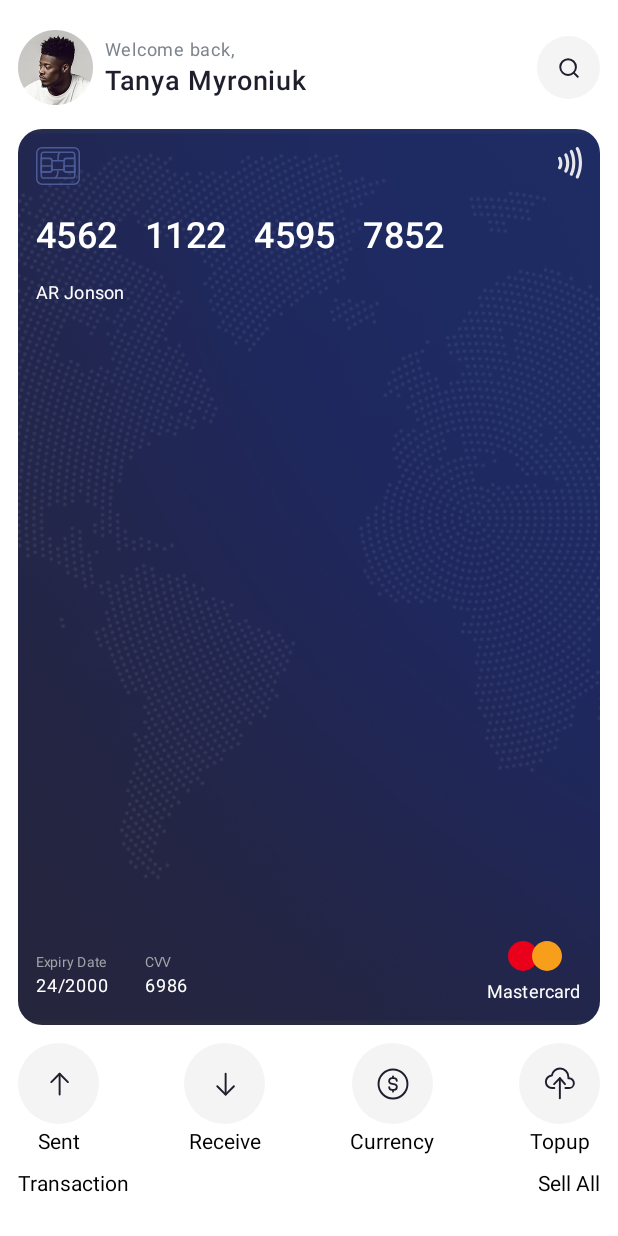
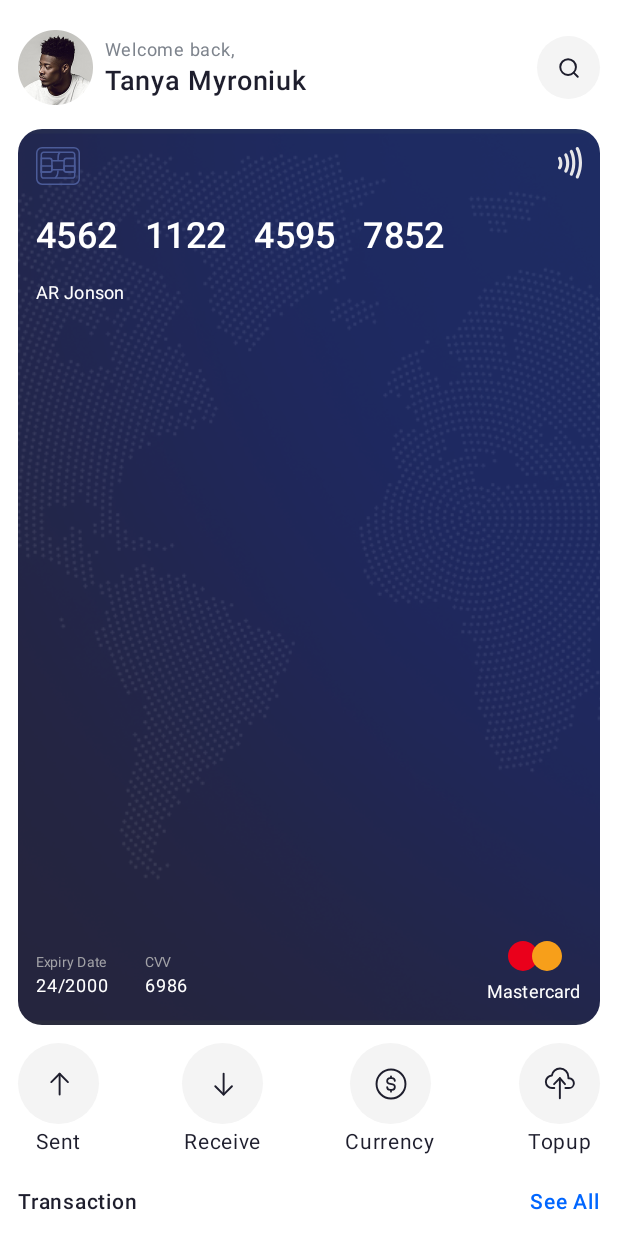
Before and after one commit to PNThanggg/JetpackCompose, an Android app built with Jetpack Compose: the @Preview function HomeScreen, on a phone screen of 412 x 824 dp. Run offline under Robolectric (Android 15) with nearby library versions, the phone set to English and light mode, and no system bars.

Commit message:
:zap: Refactor: Migrate to Multi-Activity and Update Navigation

```diff
--- /dev/null
+++ b/Apps/BankPick/src/main/java/jc/app/bank_pick/activity/authentication/AuthenticationActivity.kt
@@ -0,0 +1,5 @@
+package jc.app.bank_pick.activity.authentication
+
+import androidx.activity.ComponentActivity
+
+class AuthenticationActivity : ComponentActivity() {}
--- a/Apps/BankPick/src/main/java/jc/app/bank_pick/screen/intro/IntroScreen.kt
+++ b/Apps/BankPick/src/main/java/jc/app/bank_pick/activity/intro/IntroScreen.kt
@@ -1,4 +1,4 @@
-package jc.app.bank_pick.screen.intro
+package jc.app.bank_pick.activity.intro
 
 import androidx.compose.foundation.Image
 import androidx.compose.foundation.layout.Arrangement
@@ -25,7 +25,7 @@ import androidx.compose.ui.unit.dp
 
 @Composable
 fun IntroScreen(
-    modifier: Modifier = Modifier, onClick: () -> Unit = {}
+    modifier: Modifier = Modifier,
 ) {
     val pages = listOf(
         OnBoardingPage.First, OnBoardingPage.Second, OnBoardingPage.Third
--- a/Apps/BankPick/src/main/java/jc/app/bank_pick/screen/intro/OnBoardingPage.kt
+++ b/Apps/BankPick/src/main/java/jc/app/bank_pick/activity/intro/OnBoardingPage.kt
@@ -1,4 +1,4 @@
-package jc.app.bank_pick.screen.intro
+package jc.app.bank_pick.activity.intro
 
 import androidx.annotation.DrawableRes
 import androidx.annotation.StringRes
--- a/Apps/BankPick/src/main/java/jc/app/bank_pick/screen/home/HomeScreen.kt
+++ b/Apps/BankPick/src/main/java/jc/app/bank_pick/screen/home/HomeScreen.kt
@@ -1,10 +1,6 @@
 package jc.app.bank_pick.screen.home
 
-import androidx.annotation.DrawableRes
-import androidx.compose.foundation.Image
-import androidx.compose.foundation.background
 import androidx.compose.foundation.layout.Arrangement
-import androidx.compose.foundation.layout.Box
 import androidx.compose.foundation.layout.Column
 import androidx.compose.foundation.layout.Row
 import androidx.compose.foundation.layout.Spacer
@@ -12,19 +8,20 @@ import androidx.compose.foundation.layout.fillMaxSize
 import androidx.compose.foundation.layout.fillMaxWidth
 import androidx.compose.foundation.layout.height
 import androidx.compose.foundation.layout.padding
-import androidx.compose.foundation.layout.size
-import androidx.compose.foundation.shape.CircleShape
+import androidx.compose.material3.MaterialTheme
 import androidx.compose.material3.Text
 import androidx.compose.runtime.Composable
-import androidx.compose.ui.Alignment
 import androidx.compose.ui.Modifier
 import androidx.compose.ui.graphics.Color
-import androidx.compose.ui.res.painterResource
 import androidx.compose.ui.res.stringResource
+import androidx.compose.ui.text.font.FontWeight
 import androidx.compose.ui.tooling.preview.Preview
+import androidx.compose.ui.unit.TextUnit
+import androidx.compose.ui.unit.TextUnitType
 import androidx.compose.ui.unit.dp
 import jc.app.bank_pick.R
 import jc.app.bank_pick.screen.home.widget.HomeHeader
+import jc.app.bank_pick.screen.home.widget.ItemRow
 import jc.app.bank_pick.widget.CardWidget
 
 @Preview(showBackground = true)
@@ -68,46 +65,31 @@ fun HomeScreen() {
             )
         }
 
-        Spacer(modifier = Modifier.height(12.dp))
+        Spacer(modifier = Modifier.height(24.dp))
 
         Row(
             modifier = Modifier.fillMaxWidth(),
             horizontalArrangement = Arrangement.SpaceBetween,
         ) {
-            Text("Transaction")
+            Text(
+                "Transaction",
+                style = MaterialTheme.typography.labelSmall.copy(
+                    color = Color(0xFF1E1E2D),
+                    fontSize = TextUnit(18F, TextUnitType.Unspecified),
+                    fontWeight = FontWeight.W600,
+                    lineHeight = TextUnit(18F, TextUnitType.Unspecified),
+                ),
+            )
 
-            Text("Sell All")
+            Text(
+                "See All",
+                style = MaterialTheme.typography.labelSmall.copy(
+                    color = Color(0xFF0066FF),
+                    fontSize = TextUnit(14F, TextUnitType.Unspecified),
+                    fontWeight = FontWeight.W500,
+                    lineHeight = TextUnit(14F, TextUnitType.Unspecified),
+                ),
+            )
         }
     }
 }
-
-@Composable
-fun ItemRow(
-    title: String, @DrawableRes icon: Int
-) {
-    Column(
-        horizontalAlignment = Alignment.CenterHorizontally
-    ) {
-        Box(
-            modifier = Modifier
-                .size(54.dp)
-                .background(
-                    shape = CircleShape,
-                    color = Color(0xFFF4F4F4),
-                ),
-            contentAlignment = Alignment.Center,
-        ) {
-            Image(
-                modifier = Modifier.size(24.dp),
-                contentDescription = stringResource(R.string.app_name),
-                painter = painterResource(icon),
-            )
-        }
-
-        Spacer(modifier = Modifier.height(4.dp))
-
-        Text(
-            text = title
-        )
-    }
-}
--- /dev/null
+++ b/Apps/BankPick/src/main/java/jc/app/bank_pick/screen/home/widget/ItemRow.kt
@@ -0,0 +1,61 @@
+package jc.app.bank_pick.screen.home.widget
+
+import androidx.annotation.DrawableRes
+import androidx.compose.foundation.Image
+import androidx.compose.foundation.background
+import androidx.compose.foundation.layout.Box
+import androidx.compose.foundation.layout.Column
+import androidx.compose.foundation.layout.Spacer
+import androidx.compose.foundation.layout.height
+import androidx.compose.foundation.layout.size
+import androidx.compose.foundation.shape.CircleShape
+import androidx.compose.material3.MaterialTheme
+import androidx.compose.material3.Text
+import androidx.compose.runtime.Composable
+import androidx.compose.ui.Alignment
+import androidx.compose.ui.Modifier
+import androidx.compose.ui.graphics.Color
+import androidx.compose.ui.res.painterResource
+import androidx.compose.ui.res.stringResource
+import androidx.compose.ui.text.font.FontWeight
+import androidx.compose.ui.unit.TextUnit
+import androidx.compose.ui.unit.TextUnitType
+import androidx.compose.ui.unit.dp
+import jc.app.bank_pick.R
+
+@Composable
+fun ItemRow(
+    title: String, @DrawableRes icon: Int
+) {
+    Column(
+        horizontalAlignment = Alignment.CenterHorizontally
+    ) {
+        Box(
+            modifier = Modifier
+                .size(54.dp)
+                .background(
+                    shape = CircleShape,
+                    color = Color(0xFFF4F4F4),
+                ),
+            contentAlignment = Alignment.Center,
+        ) {
+            Image(
+                modifier = Modifier.size(24.dp),
+                contentDescription = stringResource(R.string.app_name),
+                painter = painterResource(icon),
+            )
+        }
+
+        Spacer(modifier = Modifier.height(4.dp))
+
+        Text(
+            text = title,
+            style = MaterialTheme.typography.labelSmall.copy(
+                color = Color(0xFF1E1E2D),
+                fontSize = TextUnit(12F, TextUnitType.Unspecified),
+                fontWeight = FontWeight.W400,
+                lineHeight = TextUnit(13F, TextUnitType.Unspecified),
+            ),
+        )
+    }
+}
```
Also changed, not shown: Apps/BankPick/src/main/AndroidManifest.xml (+17 -1 lines), Apps/BankPick/src/main/java/jc/app/bank_pick/activity/intro/IntroActivity.kt (added, +27 -0 lines), Apps/BankPick/src/main/java/jc/app/bank_pick/activity/splash/SplashActivity.kt (added, +72 -0 lines), Apps/BankPick/src/main/java/jc/app/bank_pick/activity/splash/SplashScreen.kt (renamed from Apps/BankPick/src/main/java/jc/app/bank_pick/screen/splash/SplashScreen.kt, +2 -16 lines), Apps/BankPick/src/main/java/jc/app/bank_pick/data/TransactionItem.kt (added, +38 -0 lines), Apps/BankPick/src/main/java/jc/app/bank_pick/screen/NavGraph.kt (+1 -8 lines).
